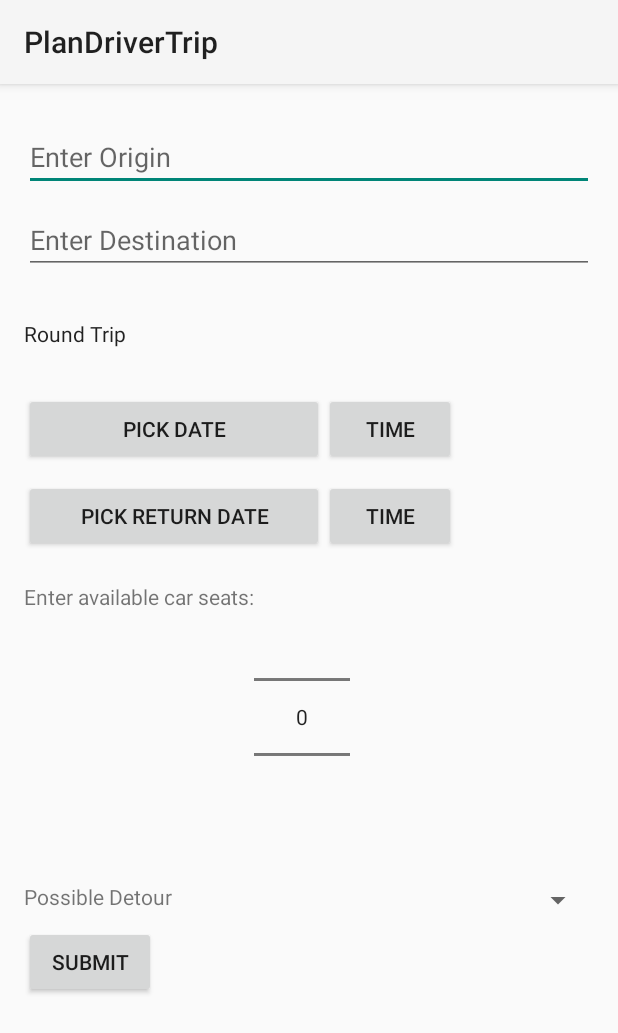
After one commit to C12397836/GreenPooling, an Android app: the PlanDriverTrip screen opened directly, with no data from a screen before it, on a phone screen of 412 x 824 dp. The commit adds this screen. Shown: the top 1033 px of the screen. Run offline under Robolectric (Android 15) with nearby library versions, the phone set to English and light mode, and no system bars.

Commit message:
Plan Trip

```diff
--- /dev/null
+++ b/app/src/main/java/com/example/paul/greenpooling11/PlacesAutoCompleteAdapter.java
@@ -0,0 +1,70 @@
+package com.example.paul.greenpooling11;
+
+import android.content.Context;
+import android.widget.ArrayAdapter;
+import android.widget.Filter;
+import android.widget.Filterable;
+
+import java.util.ArrayList;
+
+/**
+ * Created by Paul on 01/12/2016.
+ */
+
+class PlacesAutoCompleteAdapter extends ArrayAdapter<String> implements Filterable {
+
+    ArrayList<String> resultList;
+
+    Context mContext;
+    int mResource;
+
+    PlaceAPI mPlaceAPI = new PlaceAPI();
+
+    public PlacesAutoCompleteAdapter(Context context, int resource) {
+        super(context, resource);
+
+        mContext = context;
+        mResource = resource;
+    }
+
+    @Override
+    public int getCount() {
+        // Last item will be the footer
+        return resultList.size();
+    }
+
+    @Override
+    public String getItem(int position) {
+        return resultList.get(position);
+    }
+
+    @Override
+    public Filter getFilter() {
+        Filter filter = new Filter() {
+            @Override
+            protected FilterResults performFiltering(CharSequence constraint) {
+                FilterResults filterResults = new FilterResults();
+                if (constraint != null) {
+                    resultList = mPlaceAPI.autocomplete(constraint.toString());
+
+                    filterResults.values = resultList;
+                    filterResults.count = resultList.size();
+                }
+
+                return filterResults;
+            }
+
+            @Override
+            protected void publishResults(CharSequence constraint, FilterResults results) {
+                if (results != null && results.count > 0) {
+                    notifyDataSetChanged();
+                }
+                else {
+                    notifyDataSetInvalidated();
+                }
+            }
+        };
+
+        return filter;
+    }
+}
--- /dev/null
+++ b/app/src/main/java/com/example/paul/greenpooling11/PlanDriverTrip.java
@@ -0,0 +1,58 @@
+package com.example.paul.greenpooling11;
+
+import android.support.v4.app.DialogFragment;
+import android.app.Fragment;
+import android.os.Bundle;
+import android.app.Activity;
+import android.support.v4.app.FragmentActivity;
+import android.view.View;
+import android.widget.AdapterView;
+import android.widget.AutoCompleteTextView;
+import android.widget.Toast;
+
+public class PlanDriverTrip extends FragmentActivity {
+
+    @Override
+    protected void onCreate(Bundle savedInstanceState) {
+        super.onCreate(savedInstanceState);
+        setContentView(R.layout.activity_plan_driver_trip);
+
+        final AutoCompleteTextView originAutocompleteView = (AutoCompleteTextView) findViewById(R.id.originAutocomplete);
+        originAutocompleteView.setAdapter(new PlacesAutoCompleteAdapter(this, R.layout.autocomplete_list_item));
+
+        originAutocompleteView.setOnItemClickListener(new AdapterView.OnItemClickListener() {
+            @Override
+            public void onItemClick(AdapterView<?> parent, View view, int position, long id) {
+                // Get data associated with the specified position
+                // in the list (AdapterView)
+                String description = (String) parent.getItemAtPosition(position);
+                Toast.makeText(PlanDriverTrip.this, description, Toast.LENGTH_SHORT).show();
+            }
+        });
+
+        final AutoCompleteTextView destAutocompleteView = (AutoCompleteTextView) findViewById(R.id.destAutocomplete);
+        destAutocompleteView.setAdapter(new PlacesAutoCompleteAdapter(this, R.layout.autocomplete_list_item));
+
+        destAutocompleteView.setOnItemClickListener(new AdapterView.OnItemClickListener() {
+            @Override
+            public void onItemClick(AdapterView<?> parent, View view, int position, long id) {
+                // Get data associated with the specified position
+                // in the list (AdapterView)
+                String description = (String) parent.getItemAtPosition(position);
+                Toast.makeText(PlanDriverTrip.this, description, Toast.LENGTH_SHORT).show();
+            }
+        });
+
+    }
+
+    public void showDatePickerDialog(View v) {
+        DialogFragment newFragment = new DatePickerFragment();
+        newFragment.show(getSupportFragmentManager(), "datePicker");
+    }
+
+    public void showTimePickerDialog(View v) {
+        DialogFragment newFragment = new TimePickerFragment();
+        newFragment.show(getSupportFragmentManager(), "timePicker");
+    }
+
+}
--- /dev/null
+++ b/app/src/main/res/layout/activity_plan_driver_trip.xml
@@ -0,0 +1,178 @@
+<?xml version="1.0" encoding="utf-8"?>
+<RelativeLayout xmlns:android="http://schemas.android.com/apk/res/android"
+    xmlns:tools="http://schemas.android.com/tools"
+    android:id="@+id/activity_plan_driver_trip"
+    android:layout_width="match_parent"
+    android:layout_height="match_parent"
+    android:paddingBottom="@dimen/activity_vertical_margin"
+    android:paddingLeft="@dimen/activity_horizontal_margin"
+    android:paddingRight="@dimen/activity_horizontal_margin"
+    android:paddingTop="@dimen/activity_vertical_margin"
+    tools:context="com.example.paul.greenpooling11.PlanDriverTrip">
+
+
+    <ScrollView
+        android:id="@+id/scroll"
+        android:layout_width="fill_parent"
+        android:layout_height="match_parent"
+        android:fillViewport="true" >
+
+        <RelativeLayout
+            android:id="@+id/container"
+            android:layout_width="fill_parent"
+            android:layout_height="wrap_content" >
+            <View
+                android:layout_width="match_parent"
+                android:layout_height="10dp"
+                android:id="@+id/seperator"
+                android:layout_below="@+id/label"
+                />
+
+            <AutoCompleteTextView
+                android:layout_width="match_parent"
+                android:layout_height="wrap_content"
+                android:id="@+id/originAutocomplete"
+                android:hint="Enter Origin"
+                android:layout_below="@+id/seperator"/>
+
+
+            <View
+                android:layout_width="match_parent"
+                android:layout_height="10dp"
+                android:id="@+id/seperator1"
+                android:layout_below="@+id/originAutocomplete"
+                />
+
+            <AutoCompleteTextView
+                android:layout_width="match_parent"
+                android:layout_height="wrap_content"
+                android:id="@+id/destAutocomplete"
+                android:hint="Enter Destination"
+                android:layout_below="@+id/seperator1"/>
+
+            <View
+                android:layout_width="match_parent"
+                android:layout_height="30dp"
+                android:id="@+id/seperator2"
+                android:layout_below="@+id/destAutocomplete"
+                />
+
+            <CheckedTextView
+                android:layout_width="wrap_content"
+                android:layout_height="wrap_content"
+                android:id="@+id/roundTripText"
+                android:text="Round Trip"
+                android:layout_below="@+id/seperator2"/>
+
+
+            <View
+                android:layout_width="match_parent"
+                android:layout_height="30dp"
+                android:id="@+id/seperator2.5"
+                android:layout_below="@+id/roundTripText"
+                />
+
+            <Button
+                android:layout_width="200dp"
+                android:layout_height="wrap_content"
+                android:text="Pick Date"
+                android:id="@+id/startDate"
+                android:onClick="showDatePickerDialog"
+                android:layout_below="@+id/seperator2.5"/>
+
+            <Button
+                android:layout_width="200dp"
+                android:layout_height="wrap_content"
+                android:text="Pick Return Date"
+                android:id="@+id/endDate"
+                android:onClick="showDatePickerDialog"
+                android:layout_below="@+id/seperator3"/>
+
+            <View
+                android:layout_width="match_parent"
+                android:layout_height="10dp"
+                android:id="@+id/seperator3"
+                android:layout_below="@+id/startDate"
+                />
+
+            <Button
+                android:layout_width="wrap_content"
+                android:layout_height="wrap_content"
+                android:text="Time"
+                android:id="@+id/startTime"
+                android:onClick="showTimePickerDialog"
+                android:layout_below="@+id/seperator2.5"
+                android:layout_toRightOf="@+id/startDate"/>
+
+            <Button
+                android:layout_width="wrap_content"
+                android:layout_height="wrap_content"
+                android:text="Time"
+                android:id="@+id/endTime"
+                android:onClick="showTimePickerDialog"
+                android:layout_below="@+id/seperator3"
+                android:layout_toRightOf="@+id/endDate" />
+
+            <View
+                android:layout_width="match_parent"
+                android:layout_height="20dp"
+                android:id="@+id/seperator4"
+                android:layout_below="@+id/endDate"
+                />
+
+            <TextView
+                android:layout_width="wrap_content"
+                android:layout_height="wrap_content"
+                android:id="@+id/seatText"
+                android:text="Enter available car seats:"
+                android:layout_below="@id/seperator4"
+
+                />
+
+            <NumberPicker
+                android:layout_width="wrap_content"
+                android:layout_height="wrap_content"
+                android:id="@+id/seatNumber"
+                android:layout_below="@+id/seperator4"
+                android:layout_toRightOf="@id/seatText"
+                />
+
+            <View
+                android:layout_width="match_parent"
+                android:layout_height="20dp"
+                android:id="@+id/seperator5"
+                android:layout_below="@+id/seatNumber"
+                />
+
+            <TextView
+                android:layout_width="wrap_content"
+                android:layout_height="wrap_content"
+                android:id="@+id/detourText"
+                android:text="Possible Detour"
+                android:layout_below="@+id/seperator5"/>
+
+            <Spinner
+                android:layout_width="match_parent"
+                android:layout_height="wrap_content"
+                android:id="@+id/detour"
+                android:layout_below="@+id/seperator5"
+                android:layout_toRightOf="@+id/detourText"/>
+
+            <View
+                android:layout_width="match_parent"
+                android:layout_height="10dp"
+                android:id="@+id/seperator6"
+                android:layout_below="@+id/detourText"
+                />
+
+            <Button
+                android:layout_width="wrap_content"
+                android:layout_height="wrap_content"
+                android:id="@+id/tripSubmit"
+                android:text="Submit"
+                android:layout_below="@+id/seperator6"/>
+
+            </RelativeLayout>
+    </ScrollView>
+
+</RelativeLayout>
--- /dev/null
+++ b/app/src/main/res/layout/autocomplete_list_item.xml
@@ -0,0 +1,6 @@
+<?xml version="1.0" encoding="utf-8"?>
+<TextView xmlns:android="http://schemas.android.com/apk/res/android"
+    android:layout_width="match_parent"
+    android:layout_height="wrap_content"
+    android:padding="10dp"
+    android:id="@+id/autocompleteText" />
--- a/app/src/main/res/values/strings.xml
+++ b/app/src/main/res/values/strings.xml
@@ -11,5 +11,7 @@
 
     <string name="title_activity_maps">Map</string>
     <string name="title_activity_edit_profile">EditProfile</string>
+    <string name="title_activity_plan_driver_trip">PlanDriverTrip</string>
+    <string name="title_activity_plan_passenger_trip">PlanPassengerTrip</string>
 
 </resources>
```
Also changed, not shown: app/src/main/AndroidManifest.xml (+8 -2 lines), app/src/main/java/com/example/paul/greenpooling11/DatePickerFragment.java (added, +32 -0 lines), app/src/main/java/com/example/paul/greenpooling11/EditProfile.java (+31 -24 lines), app/src/main/java/com/example/paul/greenpooling11/PlaceAPI.java (added, +85 -0 lines), app/src/main/java/com/example/paul/greenpooling11/PlanPassengerTrip.java (added, +14 -0 lines), app/src/main/java/com/example/paul/greenpooling11/PlanTripFragment.java (+22 -0 lines), app/src/main/java/com/example/paul/greenpooling11/TimePickerFragment.java (added, +33 -0 lines), app/src/main/res/layout/activity_edit_profile.xml (+22 -12 lines), app/src/main/res/layout/activity_plan_passenger_trip.xml (added, +13 -0 lines), app/src/main/res/layout/fragment_plan_trip.xml (+27 -11 lines).
